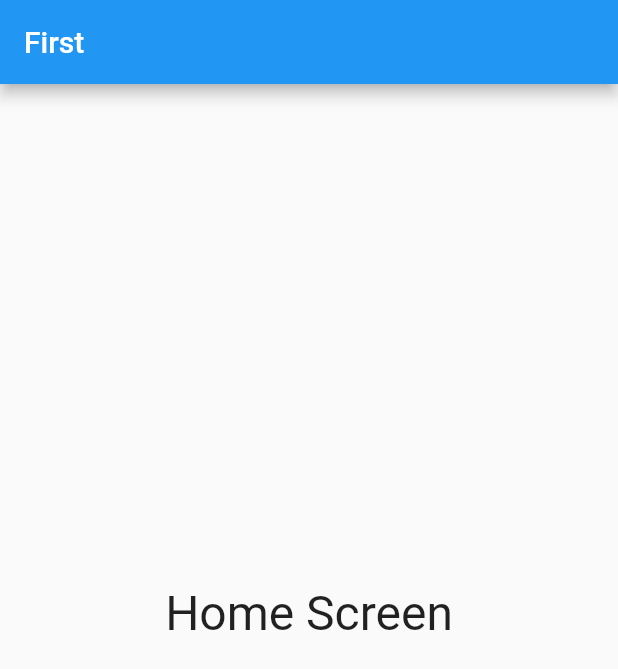
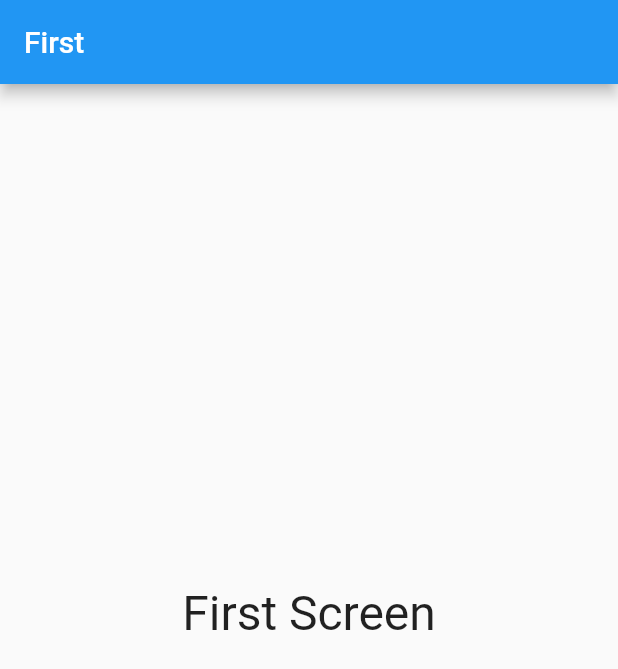
Before and after one commit to hirossk/flutter_app, a Flutter app: the screen it shows after launch, on a phone screen of 412 x 824 dp. Shown: the top 669 px of the screen. Run offline on Flutter 3.47's test engine with Material 2 defaults, Android fonts, the phone set to English and light mode, and no system bars.

Commit message:
Base Fix

```diff
--- a/lib/FirstScreen.dart
+++ b/lib/FirstScreen.dart
@@ -1,3 +1,8 @@
+import 'package:flutter/material.dart';
+import 'FirstScreen.dart';
+import 'SecondScreen.dart';
+import 'ThirdScreen.dart';
+import 'FourthScreen.dart';
 
 // １つ目のスクリーン
 class FirstScreen extends StatelessWidget {
@@ -10,7 +15,7 @@ class FirstScreen extends StatelessWidget {
         title: const Text('First'),
       ),
       body: const Center(
-        child: Text('Home Screen', style: TextStyle(fontSize: 32.0)),
+        child: Text('First Screen', style: TextStyle(fontSize: 32.0)),
       ),
       bottomNavigationBar: BottomNavigationBar(
         currentIndex: 0,
@@ -20,14 +25,14 @@ class FirstScreen extends StatelessWidget {
             icon: Icon(Icons.home, size: 32),
           ),
           BottomNavigationBarItem(
-            label: '',
+            label: 'Second',
             icon: Icon(Icons.home, size: 32),
           ),
-                    BottomNavigationBarItem(
+          BottomNavigationBarItem(
             label: 'Third',
             icon: Icon(Icons.home, size: 32),
           ),
-                    BottomNavigationBarItem(
+          BottomNavigationBarItem(
             label: 'Fourth',
             icon: Icon(Icons.home, size: 32),
           ),
```
